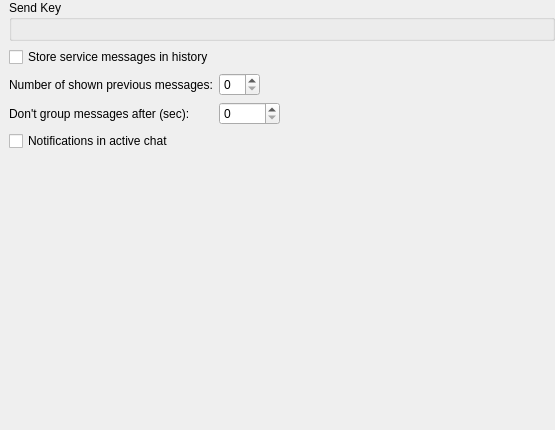
Old version of the form core/src/corelayers/adiumchat/chatforms/stackedchatform/settings/stackedchatbehavior.ui in the repository euroelessar/qutim.
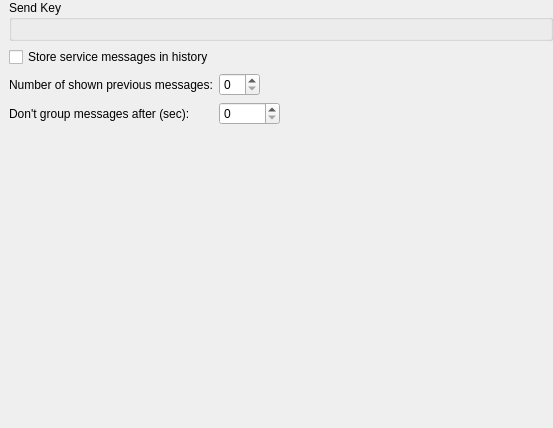
New version of the form.

Commit message: 'Show notifications in active chat' option has been moved to notification settings

```diff
--- a/core/src/corelayers/adiumchat/chatforms/stackedchatform/settings/stackedchatbehavior.ui
+++ b/core/src/corelayers/adiumchat/chatforms/stackedchatform/settings/stackedchatbehavior.ui
@@ -6,8 +6,8 @@
    <rect>
     <x>0</x>
     <y>0</y>
-    <width>555</width>
-    <height>430</height>
+    <width>553</width>
+    <height>428</height>
    </rect>
   </property>
   <property name="windowTitle">
@@ -39,8 +39,8 @@
        <rect>
         <x>0</x>
         <y>0</y>
-        <width>546</width>
-        <height>430</height>
+        <width>544</width>
+        <height>428</height>
        </rect>
       </property>
       <layout class="QFormLayout" name="formLayout">
@@ -98,13 +98,6 @@
          </property>
         </widget>
        </item>
-       <item row="4" column="0">
-        <widget class="QCheckBox" name="notifyBox">
-         <property name="text">
-          <string>Notifications in active chat</string>
-         </property>
-        </widget>
-       </item>
       </layout>
      </widget>
     </widget>
```
The commit also changes 13 other files.
